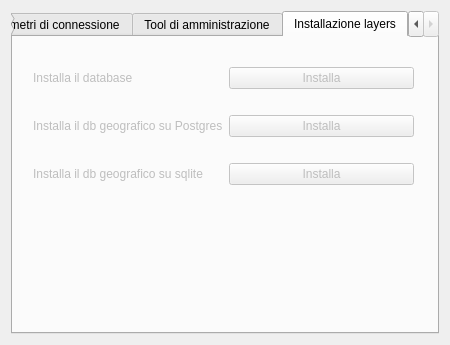
Above: pyarchinit/modules/gui/Ui_pyarchinitConfig.ui from pyarchinit/pyarchinit_218 before the change. Below: the same form after it.
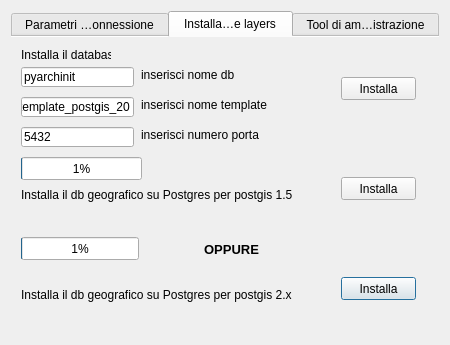
That is the form after the change. The open tabs and pages were chosen to show the change. Icons and pictures are not drawn.

Commit message:
aggiornamento scheda di configurazione database
è stato aggiornato il sitema per l'installazione del db postgres

What changed in the file:
```diff
--- a/pyarchinit/modules/gui/Ui_pyarchinitConfig.ui
+++ b/pyarchinit/modules/gui/Ui_pyarchinitConfig.ui
@@ -38,6 +38,15 @@
    <iconset resource="resources.qrc">
     <normaloff>:/images/iconConn.png</normaloff>:/images/iconConn.png</iconset>
   </property>
+  <property name="autoFillBackground">
+   <bool>true</bool>
+  </property>
+  <property name="sizeGripEnabled">
+   <bool>false</bool>
+  </property>
+  <property name="modal">
+   <bool>true</bool>
+  </property>
   <layout class="QGridLayout" name="gridLayout_2">
    <item row="0" column="0">
     <widget class="QTabWidget" name="tabWidget">
@@ -47,9 +56,33 @@
        <verstretch>200</verstretch>
       </sizepolicy>
      </property>
+     <property name="inputMethodHints">
+      <set>Qt::ImhNone</set>
+     </property>
+     <property name="tabPosition">
+      <enum>QTabWidget::North</enum>
+     </property>
+     <property name="tabShape">
+      <enum>QTabWidget::Rounded</enum>
+     </property>
      <property name="currentIndex">
       <number>0</number>
      </property>
+     <property name="elideMode">
+      <enum>Qt::ElideMiddle</enum>
+     </property>
+     <property name="documentMode">
+      <bool>true</bool>
+     </property>
+     <property name="tabsClosable">
+      <bool>false</bool>
+     </property>
+     <property name="movable">
+      <bool>true</bool>
+     </property>
+     <property name="resize" stdset="0">
+      <string/>
+     </property>
      <widget class="QWidget" name="tab">
       <attribute name="title">
        <string>Parametri di connessione</string>
@@ -205,6 +238,257 @@
        </item>
       </layout>
      </widget>
+     <widget class="QWidget" name="tab_2">
+      <attribute name="title">
+       <string>Installazione layers</string>
+      </attribute>
+      <widget class="QPushButton" name="pushButton_crea_layer_2">
+       <property name="enabled">
+        <bool>true</bool>
+       </property>
+       <property name="geometry">
+        <rect>
+         <x>330</x>
+         <y>240</y>
+         <width>75</width>
+         <height>23</height>
+        </rect>
+       </property>
+       <property name="text">
+        <string>Installa</string>
+       </property>
+      </widget>
+      <widget class="QLabel" name="label_9">
+       <property name="geometry">
+        <rect>
+         <x>10</x>
+         <y>250</y>
+         <width>271</width>
+         <height>16</height>
+        </rect>
+       </property>
+       <property name="text">
+        <string>Installa il db geografico su Postgres per postgis 2.x</string>
+       </property>
+      </widget>
+      <widget class="QLineEdit" name="lineEdit_dbname">
+       <property name="geometry">
+        <rect>
+         <x>10</x>
+         <y>30</y>
+         <width>113</width>
+         <height>20</height>
+        </rect>
+       </property>
+       <property name="inputMethodHints">
+        <set>Qt::ImhNone</set>
+       </property>
+       <property name="text">
+        <string>pyarchinit</string>
+       </property>
+       <property name="dragEnabled">
+        <bool>false</bool>
+       </property>
+       <property name="readOnly">
+        <bool>false</bool>
+       </property>
+      </widget>
+      <widget class="QLineEdit" name="lineEdit_template_postgis">
+       <property name="geometry">
+        <rect>
+         <x>10</x>
+         <y>60</y>
+         <width>113</width>
+         <height>20</height>
+        </rect>
+       </property>
+       <property name="text">
+        <string>template_postgis_20</string>
+       </property>
+      </widget>
+      <widget class="QLabel" name="label_12">
+       <property name="geometry">
+        <rect>
+         <x>130</x>
+         <y>30</y>
+         <width>131</width>
+         <height>16</height>
+        </rect>
+       </property>
+       <property name="toolTip">
+        <string>&lt;html&gt;&lt;head/&gt;&lt;body&gt;&lt;p&gt;&lt;span style=&quot; font-size:10pt;&quot;&gt;Puoi inserire un nome differente da quello presente&lt;/span&gt;&lt;/p&gt;&lt;/body&gt;&lt;/html&gt;</string>
+       </property>
+       <property name="text">
+        <string>inserisci nome db</string>
+       </property>
+      </widget>
+      <widget class="QLabel" name="label_13">
+       <property name="geometry">
+        <rect>
+         <x>130</x>
+         <y>60</y>
+         <width>131</width>
+         <height>16</height>
+        </rect>
+       </property>
+       <property name="toolTip">
+        <string>&lt;html&gt;&lt;head/&gt;&lt;body&gt;&lt;p&gt;qui devi inserire il nome del template che vuoi usare. Ricorda di usare il template specifico a seconda di quale postgis usi&lt;/p&gt;&lt;/body&gt;&lt;/html&gt;</string>
+       </property>
+       <property name="text">
+        <string>inserisci nome template</string>
+       </property>
+      </widget>
+      <widget class="QLabel" name="label_14">
+       <property name="geometry">
+        <rect>
+         <x>150</x>
+         <y>192</y>
+         <width>141</width>
+         <height>41</height>
+        </rect>
+       </property>
+       <property name="text">
+        <string>&lt;html&gt;&lt;head/&gt;&lt;body&gt;&lt;p align=&quot;center&quot;&gt;&lt;span style=&quot; font-size:10pt; font-weight:600;&quot;&gt;OPPURE&lt;/span&gt;&lt;/p&gt;&lt;/body&gt;&lt;/html&gt;</string>
+       </property>
+      </widget>
+      <widget class="QLineEdit" name="lineEdit_port_db">
+       <property name="geometry">
+        <rect>
+         <x>10</x>
+         <y>90</y>
+         <width>113</width>
+         <height>20</height>
+        </rect>
+       </property>
+       <property name="text">
+        <string>5432</string>
+       </property>
+      </widget>
+      <widget class="QLabel" name="label_15">
+       <property name="geometry">
+        <rect>
+         <x>130</x>
+         <y>90</y>
+         <width>121</width>
+         <height>16</height>
+        </rect>
+       </property>
+       <property name="toolTip">
+        <string>&lt;html&gt;&lt;head/&gt;&lt;body&gt;&lt;p&gt;&lt;span style=&quot; font-size:10pt;&quot;&gt;puoi inserire il numero di porta differente&lt;/span&gt;&lt;/p&gt;&lt;/body&gt;&lt;/html&gt;</string>
+       </property>
+       <property name="text">
+        <string>inserisci numero porta</string>
+       </property>
+      </widget>
+      <widget class="QProgressBar" name="pyarchinit_progressBar_db">
+       <property name="geometry">
+        <rect>
+         <x>10</x>
+         <y>120</y>
+         <width>121</width>
+         <height>23</height>
+        </rect>
+       </property>
+       <property name="value">
+        <number>1</number>
+       </property>
+       <property name="alignment">
+        <set>Qt::AlignCenter</set>
+       </property>
+       <property name="orientation">
+        <enum>Qt::Horizontal</enum>
+       </property>
+       <property name="invertedAppearance">
+        <bool>false</bool>
+       </property>
+       <property name="textDirection">
+        <enum>QProgressBar::BottomToTop</enum>
+       </property>
+      </widget>
+      <widget class="QProgressBar" name="pyarchinit_progressBar_template">
+       <property name="geometry">
+        <rect>
+         <x>10</x>
+         <y>200</y>
+         <width>118</width>
+         <height>23</height>
+        </rect>
+       </property>
+       <property name="value">
+        <number>1</number>
+       </property>
+       <property name="alignment">
+        <set>Qt::AlignCenter</set>
+       </property>
+       <property name="orientation">
+        <enum>Qt::Horizontal</enum>
+       </property>
+       <property name="invertedAppearance">
+        <bool>false</bool>
+       </property>
+       <property name="textDirection">
+        <enum>QProgressBar::BottomToTop</enum>
+       </property>
+      </widget>
+      <widget class="QLabel" name="label_6">
+       <property name="geometry">
+        <rect>
+         <x>10</x>
+         <y>10</y>
+         <width>90</width>
+         <height>16</height>
+        </rect>
+       </property>
+       <property name="text">
+        <string>Installa il database</string>
+       </property>
+      </widget>
+      <widget class="QPushButton" name="pushButton_crea_layer">
+       <property name="enabled">
+        <bool>true</bool>
+       </property>
+       <property name="geometry">
+        <rect>
+         <x>330</x>
+         <y>140</y>
+         <width>75</width>
+         <height>23</height>
+        </rect>
+       </property>
+       <property name="text">
+        <string>Installa</string>
+       </property>
+      </widget>
+      <widget class="QPushButton" name="pushButton_crea_database">
+       <property name="enabled">
+        <bool>true</bool>
+       </property>
+       <property name="geometry">
+        <rect>
+         <x>330</x>
+         <y>40</y>
+         <width>75</width>
+         <height>23</height>
+        </rect>
+       </property>
+       <property name="text">
+        <string>Installa</string>
+       </property>
+      </widget>
+      <widget class="QLabel" name="label_8">
+       <property name="geometry">
+        <rect>
+         <x>10</x>
+         <y>150</y>
+         <width>291</width>
+         <height>16</height>
+        </rect>
+       </property>
+       <property name="text">
+        <string>Installa il db geografico su Postgres per postgis 1.5</string>
+       </property>
+      </widget>
+     </widget>
      <widget class="QWidget" name="tab_3">
       <attribute name="title">
        <string>Tool di amministrazione</string>
@@ -252,77 +536,6 @@
        </item>
       </layout>
      </widget>
-     <widget class="QWidget" name="tab_2">
-      <attribute name="title">
-       <string>Installazione layers</string>
-      </attribute>
-      <widget class="QWidget" name="layoutWidget">
-       <property name="enabled">
-        <bool>false</bool>
-       </property>
-       <property name="geometry">
-        <rect>
-         <x>20</x>
-         <y>10</y>
-         <width>381</width>
-         <height>161</height>
-        </rect>
-       </property>
-       <layout class="QGridLayout" name="gridLayout_3">
-        <item row="0" column="0">
-         <widget class="QLabel" name="label_6">
-          <property name="text">
-           <string>Installa il database</string>
-          </property>
-         </widget>
-        </item>
-        <item row="0" column="1">
-         <widget class="QPushButton" name="pushButton_crea_database">
-          <property name="enabled">
-           <bool>false</bool>
-          </property>
-          <property name="text">
-           <string>Installa</string>
-          </property>
-         </widget>
-        </item>
-        <item row="1" column="0">
-         <widget class="QLabel" name="label_8">
-          <property name="text">
-           <string>Installa il db geografico su Postgres</string>
-          </property>
-         </widget>
-        </item>
-        <item row="1" column="1">
-         <widget class="QPushButton" name="pushButton_crea_layer">
-          <property name="enabled">
-           <bool>false</bool>
-          </property>
-          <property name="text">
-           <string>Installa</string>
-          </property>
-         </widget>
-        </item>
-        <item row="2" column="0">
-         <widget class="QLabel" name="label_9">
-          <property name="text">
-           <string>Installa il db geografico su sqlite</string>
-          </property>
-         </widget>
-        </item>
-        <item row="2" column="1">
-         <widget class="QPushButton" name="pushButton_crea_db_sqlite">
-          <property name="enabled">
-           <bool>false</bool>
-          </property>
-          <property name="text">
-           <string>Installa</string>
-          </property>
-         </widget>
-        </item>
-       </layout>
-      </widget>
-     </widget>
     </widget>
    </item>
   </layout>
```
Left out of the diff: 14 changed lines with no effect on the pictures. The commit also changes 4 other files.
